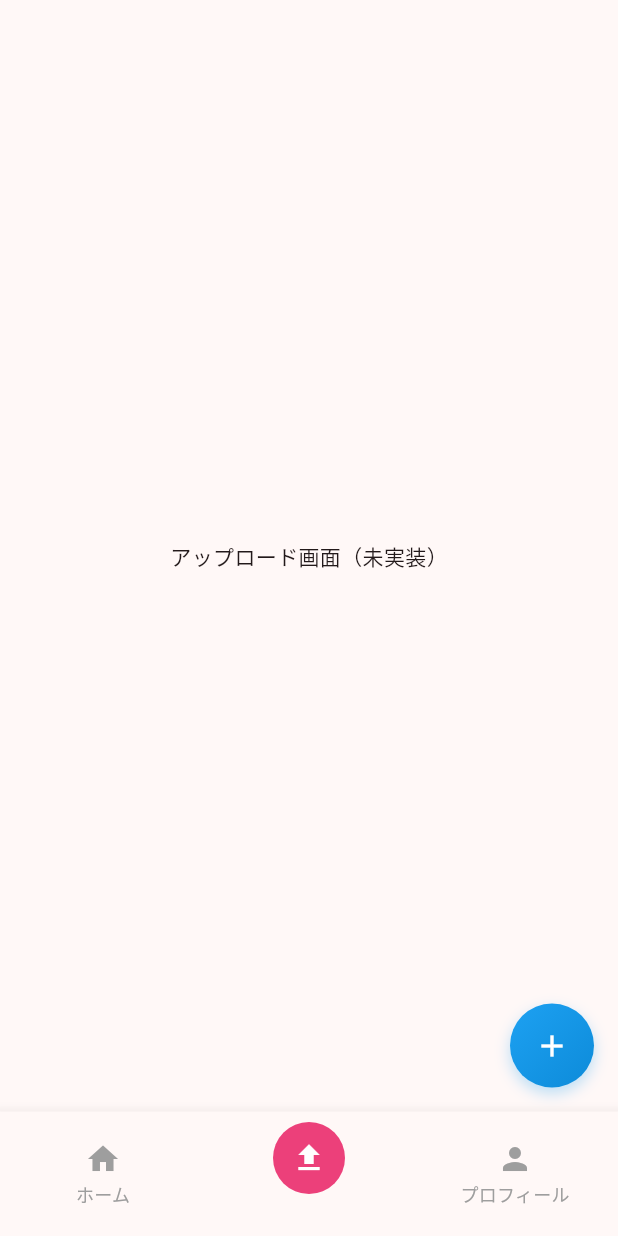
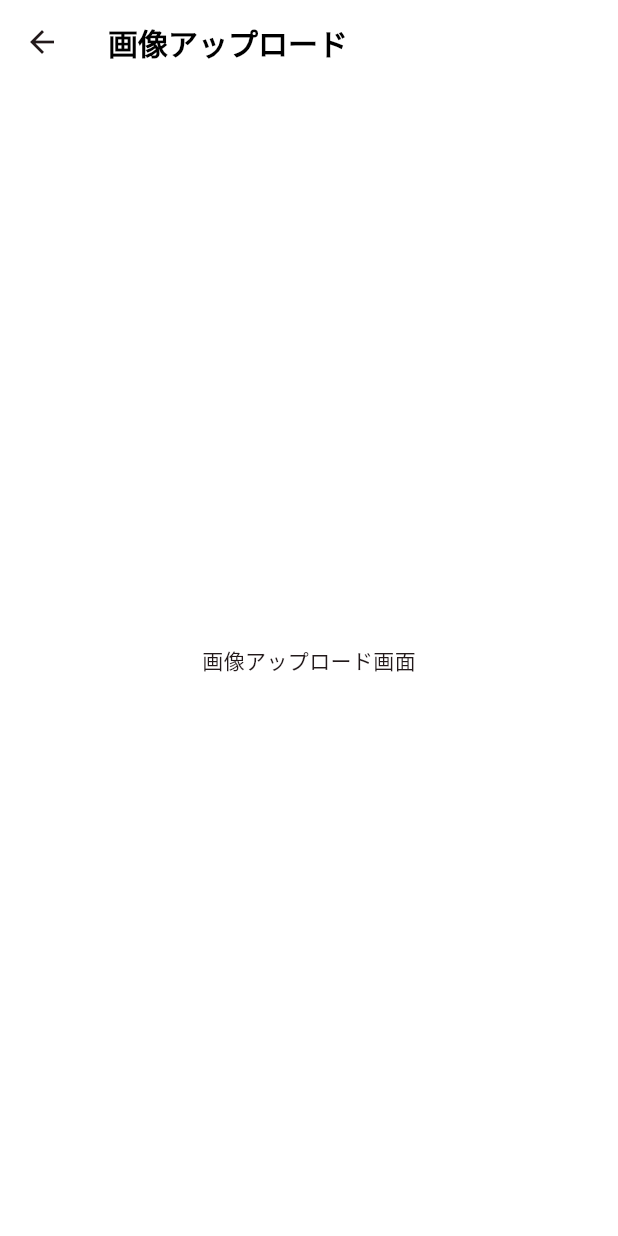
Before and after one commit to nayu104/PictureMatch, a Flutter app: the screen it shows after launch, item 2 of the bottom bar chosen, after a tap on the "add" icon, on a phone screen of 412 x 824 dp. Run offline on Flutter 3.47's test engine with Material 3 defaults, Android fonts, the light colour scheme and no system bars; our stand-ins replace google_fonts; network calls fail.

Commit message:
fix: 投稿ボタンを押すと投稿画面に遷移するように修正

```diff
--- a/lib/core/main_screen.dart
+++ b/lib/core/main_screen.dart
@@ -2,6 +2,7 @@ import 'package:flutter/material.dart';
 import 'package:pm/features/home/presentation/page/home_screen.dart';
 import 'package:pm/features/profile/presentation/page/profile_screen.dart';
 import '../core/widgets/common_bottom_bar.dart';
+import 'package:pm/features/image_upload/presentation/page/image_upload_screen.dart';
 
 /// メイン画面（タブナビゲーションを管理）
 class MainScreen extends StatefulWidget {
@@ -47,7 +48,7 @@ class _MainScreenState extends State<MainScreen> {
         height: 56,
         decoration: BoxDecoration(
           gradient: const LinearGradient(
-            colors: [Color(0xFF1DA1F2), Color(0xFF0d8bd9)],
+            colors: [Color.fromARGB(255, 234, 37, 37), Color.fromARGB(255, 244, 145, 253)],
             begin: Alignment.topLeft,
             end: Alignment.bottomRight,
           ),
@@ -60,21 +61,15 @@ class _MainScreenState extends State<MainScreen> {
             ),
           ],
         ),
-        child: Material(
-          color: Colors.transparent,
-          child: InkWell(
-            borderRadius: BorderRadius.circular(28),
-            onTap: () {
-              // TODO: 画像アップロード機能を実装
-              // Navigator.push(context, MaterialPageRoute(builder: (context) => ImagePickerScreen()));
-            },
-            child: const Icon(
-              Icons.add,
-              color: Colors.white,
-              size: 24,
-            ),
+        child: IconButton(
+          onPressed: () {
+            Navigator.push(
+              context,
+              MaterialPageRoute(builder: (context) => const ImageUploadScreen()),
+            );
+          },
+          icon: const Icon(Icons.add, color: Colors.white),
           ),
-        ),
       ),
     );
   }
--- a/lib/features/image_upload/presentation/page/image_upload_screen.dart
+++ b/lib/features/image_upload/presentation/page/image_upload_screen.dart
@@ -13,19 +13,14 @@ class ImageUploadScreen extends StatelessWidget {
         backgroundColor: Colors.white,
         elevation: 0,
         title: Text(
-          'プロフィール',
+          '画像アップロード',
           style: GoogleFonts.notoSans(
             fontSize: 20,
             fontWeight: FontWeight.bold,
             color: Colors.black,
           ),
         ),
-        actions: [
-          IconButton(
-            icon: const Icon(Icons.settings, color: Colors.black),
-            onPressed: () {},
-          ),
-        ],
+
       ),
       body: Center(child: const Text("画像アップロード画面")),
     );
```
